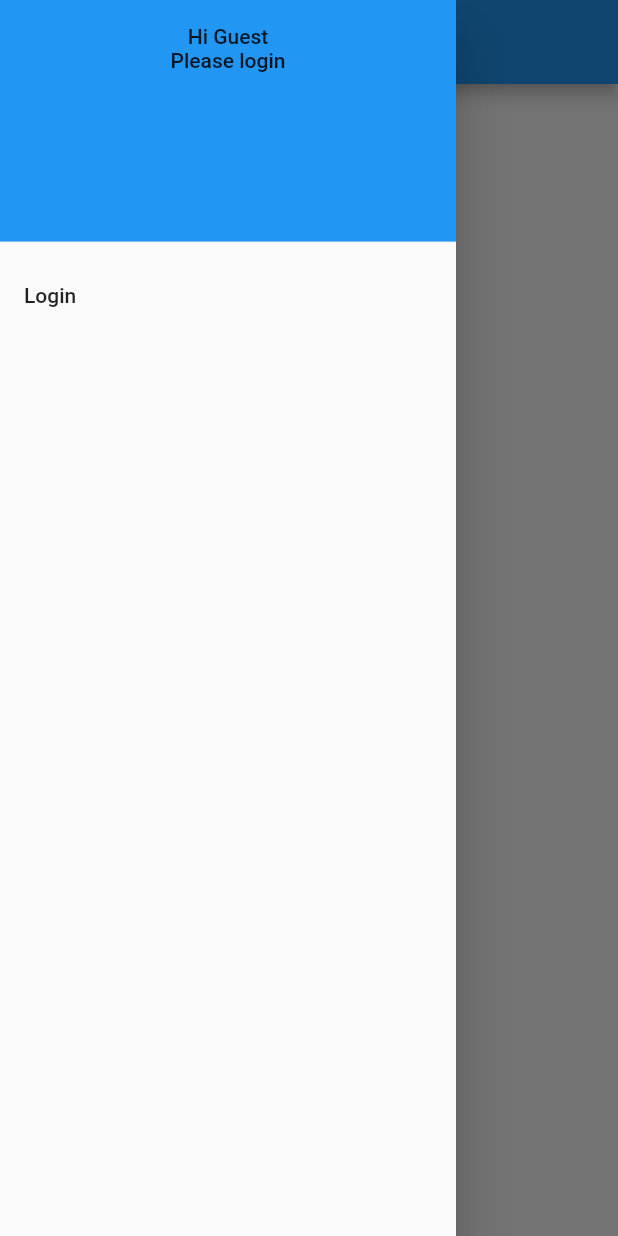
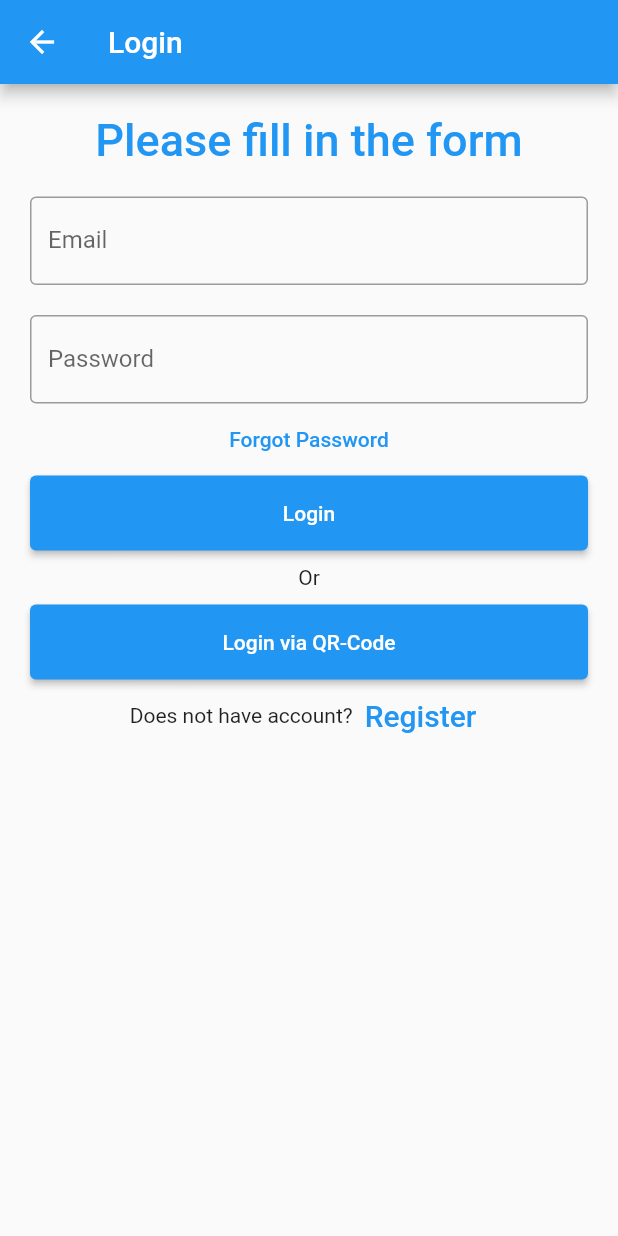
Before and after one commit to arma7x/flutter-laravel, a Flutter app: the screen it shows after launch, in the side drawer, after a tap on "Login", on a phone screen of 412 x 824 dp. Run offline on Flutter 3.47's test engine with Material 2 defaults, Android fonts, the phone set to English and light mode, and no system bars; our stand-ins replace flutter_bloc, flutter_secure_storage.

Commit message:
DONE: LoginScreen, TODO: login via QR + improve UI/UX

```diff
--- a/lib/main.dart
+++ b/lib/main.dart
@@ -1,8 +1,10 @@
 import 'package:flutter/material.dart';
+import 'package:flutter/cupertino.dart' show CupertinoPageRoute;
 import 'package:flutter_laravel/api.dart';
 import 'package:flutter_bloc/flutter_bloc.dart';
 import 'package:flutter_laravel/bloc/AuthState.dart';
 import 'package:flutter_laravel/bloc/UserState.dart';
+import 'package:flutter_laravel/navigations/LoginScreen.dart';
 
 void main() {
   BlocOverrides.runZoned(
@@ -36,11 +38,11 @@ class MyApp extends StatelessWidget {
   Widget build(BuildContext context) {
 
     return MaterialApp(
-      title: 'Flutter Demo',
+      title: 'Flutter - Laravel Starter',
       theme: ThemeData(
         primarySwatch: Colors.blue,
       ),
-      home: const MyHomePage(title: 'Flutter Laravel'),
+      home: const MyHomePage(title: 'Flutter - Laravel Starter'),
     );
   }
 }
@@ -80,10 +82,19 @@ class MyHomePage extends StatelessWidget {
                 ),
                 !status ? ListTile(
                   title: const Text('Login'),
-                  onTap: () {},
+                  onTap: () {
+                    Navigator.of(context).pop();
+                    Navigator.push(
+                      context,
+                      CupertinoPageRoute(builder: (context) => const LoginScreen()),
+                    );
+                  },
                 ) : ListTile(
                   title: const Text('Logout'),
-                  onTap: () {},
+                  onTap: () {
+                    Navigator.of(context).pop();
+                    Api.destroySession(context);
+                  },
                 ),
               ],
             );
@@ -94,10 +105,14 @@ class MyHomePage extends StatelessWidget {
         child: Column(
           mainAxisAlignment: MainAxisAlignment.center,
           children: <Widget>[
-            const Text('Your status is:',),
-            Text(
-              BlocProvider.of<AuthState>(context, listen: true).state.toString(),
-              style: Theme.of(context).textTheme.headline4,
+            const Text('Your status is:'),
+            BlocBuilder<AuthState, bool>(
+              builder: (context, bool status) {
+                return Text(
+                  status.toString(),
+                  style: Theme.of(context).textTheme.headline4,
+                );
+              }
             ),
           ],
         ),
--- /dev/null
+++ b/lib/navigations/LoginScreen.dart
@@ -0,0 +1,154 @@
+import 'package:flutter/material.dart';
+import 'package:flutter_laravel/api.dart';
+import 'package:url_launcher/url_launcher.dart';
+
+class LoginScreen extends StatefulWidget {
+  const LoginScreen({Key? key}) : super(key: key);
+
+  @override
+  _LoginScreenState createState() => _LoginScreenState();
+}
+
+class _LoginScreenState extends State<LoginScreen> {
+
+  final _formKey = GlobalKey<FormState>();
+  TextEditingController emailController = TextEditingController();
+  TextEditingController passwordController = TextEditingController();
+
+  String? validateEmail(String? value) {
+    String pattern =
+        r"^[a-zA-Z0-9.!#$%&'*+/=?^_`{|}~-]+@[a-zA-Z0-9](?:[a-zA-Z0-9-]"
+        r"{0,253}[a-zA-Z0-9])?(?:\.[a-zA-Z0-9](?:[a-zA-Z0-9-]"
+        r"{0,253}[a-zA-Z0-9])?)*$";
+    RegExp regex = RegExp(pattern);
+    if (value == null || value.isEmpty || !regex.hasMatch(value))
+      return 'Enter a valid email address';
+    else
+      return null;
+  }
+
+  @override
+  Widget build(BuildContext context) {
+    return new Scaffold(
+      appBar: AppBar(
+        title: Text("Login"),
+      ),
+      body: Form(
+        key: _formKey,
+        child: Padding(
+          padding: const EdgeInsets.all(10),
+          child: ListView(
+            children: <Widget>[
+              Container(
+                  alignment: Alignment.center,
+                  padding: const EdgeInsets.all(10),
+                  child: const Text(
+                    'Please fill in the form',
+                    style: TextStyle(
+                        color: Colors.blue,
+                        fontWeight: FontWeight.w500,
+                        fontSize: 30),
+                  )),
+              Container(
+                padding: const EdgeInsets.all(10),
+                child: TextFormField(
+                  controller: emailController,
+                  decoration: const InputDecoration(
+                    border: OutlineInputBorder(),
+                    labelText: 'Email',
+                  ),
+                  validator: (value) => validateEmail(value),
+                ),
+              ),
+              Container(
+                padding: const EdgeInsets.fromLTRB(10, 10, 10, 0),
+                child: TextFormField(
+                  obscureText: true,
+                  controller: passwordController,
+                  decoration: const InputDecoration(
+                    border: OutlineInputBorder(),
+                    labelText: 'Password',
+                  ),
+                  validator: (value) {
+                    if (value == null || value.isEmpty) {
+                      return 'Please enter the password';
+                    } else if (value.length < 8) {
+                      return 'Minimum length is 8';
+                    }
+                    return null;
+                  },
+                ),
+              ),
+              TextButton(
+                onPressed: () async {
+                  try {
+                    await launchUrl(Api.getResetPasswordLink());
+                  } catch(e) {
+                    ScaffoldMessenger.of(context).showSnackBar(SnackBar(content: Text(e.toString())));
+                  }
+                },
+                child: const Text('Forgot Password'),
+              ),
+              Container(
+                  height: 50,
+                  padding: const EdgeInsets.fromLTRB(10, 0, 10, 0),
+                  child: ElevatedButton(
+                    child: const Text('Login'),
+                    onPressed: () {
+                      if (_formKey.currentState!.validate()) {
+                        Api.createToken(
+                          <String, String>{
+                            'email': emailController.text,
+                            'password': passwordController.text,
+                          },
+                          (String errorMessage) {
+                            ScaffoldMessenger.of(context).showSnackBar(SnackBar(content: Text(errorMessage)));
+                          },
+                          () {
+                            Navigator.of(context).pop();
+                          },
+                          context,
+                        );
+                      }
+                    },
+                  )
+              ),
+              Container(
+                  alignment: Alignment.center,
+                  padding: const EdgeInsets.all(10),
+                  child: const Text('Or')
+                ),
+              Container(
+                  height: 50,
+                  padding: const EdgeInsets.fromLTRB(10, 0, 10, 0),
+                  child: ElevatedButton(
+                    child: const Text('Login via QR-Code'),
+                    onPressed: () {},
+                  )
+              ),
+              Row(
+                children: <Widget>[
+                  const Text('Does not have account?'),
+                  TextButton(
+                    child: const Text(
+                      'Register',
+                      style: TextStyle(fontSize: 20),
+                    ),
+                    onPressed: () async {
+                      try {
+                        await launchUrl(Api.getRegisterLink());
+                      } catch(e) {
+                        ScaffoldMessenger.of(context).showSnackBar(SnackBar(content: Text(e.toString())));
+                      }
+                    },
+                  )
+                ],
+                mainAxisAlignment: MainAxisAlignment.center,
+              ),
+            ],
+          )
+        )
+      )
+    );
+  }
+}
--- a/pubspec.yaml
+++ b/pubspec.yaml
@@ -38,6 +38,7 @@ dependencies:
   flutter_secure_storage: ^5.0.2
   flutter_bloc: ^8.0.1
   qr_code_scanner: ^1.0.0
+  url_launcher: ^6.1.3
 
 dev_dependencies:
   flutter_test:
```
Also changed, not shown: lib/api.dart (+64 -15 lines), pubspec.lock, 5 other files.
